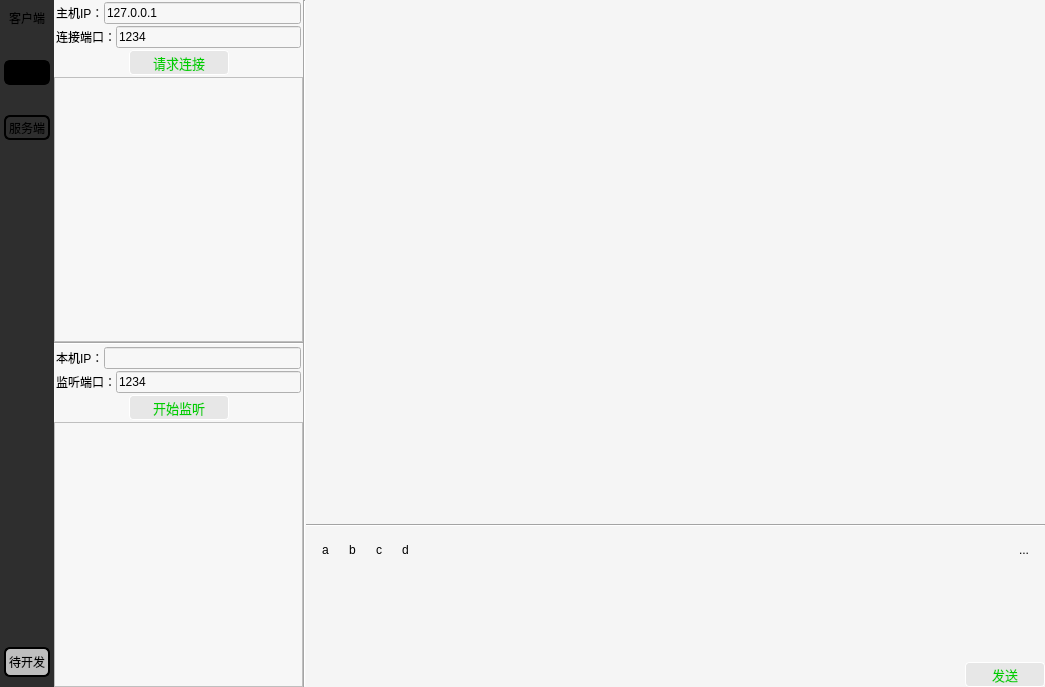
Above: oct-23th/wechat.ui from XiaoBigBro/text before the change. Below: the same form after it.
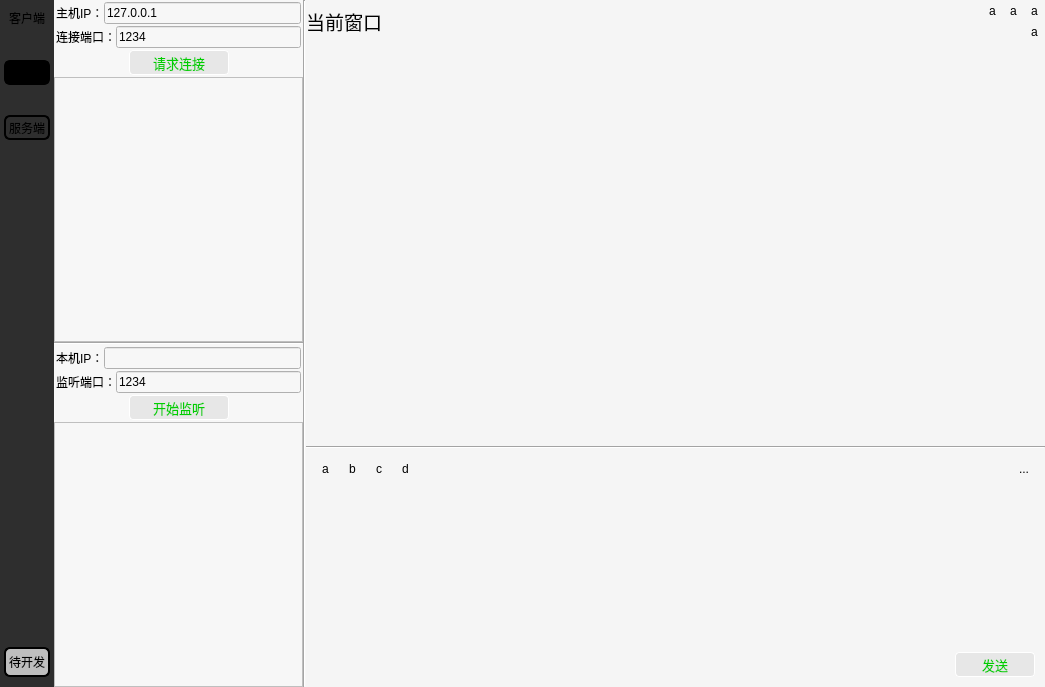
That is the form after the change. Icons and pictures are not drawn.

Commit message: 界面增加当前通讯窗口信息

Diff of the .ui file:
```diff
--- a/oct-23th/wechat.ui
+++ b/oct-23th/wechat.ui
@@ -640,7 +640,7 @@
        </item>
        <item>
         <widget class="QFrame" name="frame">
-         <layout class="QVBoxLayout" name="verticalLayout_5" stretch="0">
+         <layout class="QVBoxLayout" name="verticalLayout_9" stretch="2,10,1,4,1">
           <property name="spacing">
            <number>0</number>
           </property>
@@ -657,21 +657,108 @@
            <number>0</number>
           </property>
           <item>
-           <widget class="QWidget" name="widget_6" native="true">
-            <layout class="QVBoxLayout" name="verticalLayout_4" stretch="36,0,0,6,1">
-             <property name="spacing">
-              <number>3</number>
-             </property>
-             <property name="leftMargin">
-              <number>0</number>
-             </property>
-             <property name="topMargin">
-              <number>0</number>
-             </property>
-             <property name="rightMargin">
-              <number>0</number>
-             </property>
-             <property name="bottomMargin">
+           <layout class="QHBoxLayout" name="horizontalLayout_17">
+            <item>
+             <widget class="QLabel" name="label_5">
+              <property name="font">
+               <font>
+                <pointsize>14</pointsize>
+               </font>
+              </property>
+              <property name="text">
+               <string>当前窗口</string>
+              </property>
+              <property name="textFormat">
+               <enum>Qt::AutoText</enum>
+              </property>
+              <property name="alignment">
+               <set>Qt::AlignCenter</set>
+              </property>
+             </widget>
+            </item>
+            <item>
+             <layout class="QVBoxLayout" name="verticalLayout_4">
+              <item>
+               <layout class="QHBoxLayout" name="horizontalLayout_15">
+                <item>
+                 <spacer name="horizontalSpacer_10">
+                  <property name="orientation">
+                   <enum>Qt::Horizontal</enum>
+                  </property>
+                  <property name="sizeHint" stdset="0">
+                   <size>
+                    <width>40</width>
+                    <height>20</height>
+                   </size>
+                  </property>
+                 </spacer>
+                </item>
+                <item>
+                 <widget class="QToolButton" name="toolButton_27">
+                  <property name="text">
+                   <string>a</string>
+                  </property>
+                  <property name="autoRaise">
+                   <bool>true</bool>
+                  </property>
+                 </widget>
+                </item>
+                <item>
+                 <widget class="QToolButton" name="toolButton_28">
+                  <property name="text">
+                   <string>a</string>
+                  </property>
+                  <property name="autoRaise">
+                   <bool>true</bool>
+                  </property>
+                 </widget>
+                </item>
+                <item>
+                 <widget class="QToolButton" name="toolButton_29">
+                  <property name="text">
+                   <string>a</string>
+                  </property>
+                  <property name="autoRaise">
+                   <bool>true</bool>
+                  </property>
+                 </widget>
+                </item>
+               </layout>
+              </item>
+              <item>
+               <layout class="QHBoxLayout" name="horizontalLayout_16">
+                <item>
+                 <spacer name="horizontalSpacer_9">
+                  <property name="orientation">
+                   <enum>Qt::Horizontal</enum>
+                  </property>
+                  <property name="sizeHint" stdset="0">
+                   <size>
+                    <width>40</width>
+                    <height>20</height>
+                   </size>
+                  </property>
+                 </spacer>
+                </item>
+                <item>
+                 <widget class="QToolButton" name="toolButton_30">
+                  <property name="text">
+                   <string>a</string>
+                  </property>
+                  <property name="autoRaise">
+                   <bool>true</bool>
+                  </property>
+                 </widget>
+                </item>
+               </layout>
+              </item>
+             </layout>
+            </item>
+           </layout>
+          </item>
+          <item>
+           <layout class="QVBoxLayout" name="verticalLayout_5">
+            <property name="spacing">
               <number>0</number>
              </property>
              <item>
@@ -691,6 +778,8 @@
                </property>
               </widget>
              </item>
+           </layout>
+          </item>
              <item>
               <widget class="QFrame" name="frame">
                <property name="frameShape">
@@ -778,6 +867,12 @@
              </item>
              <item>
               <layout class="QHBoxLayout" name="horizontalLayout_6">
+            <property name="rightMargin">
+             <number>10</number>
+            </property>
+            <property name="bottomMargin">
+             <number>10</number>
+            </property>
                <item>
                 <spacer name="horizontalSpacer_4">
                  <property name="orientation">
@@ -839,9 +934,6 @@
                 </widget>
                </item>
               </layout>
-             </item>
-            </layout>
-           </widget>
           </item>
          </layout>
         </widget>
```
Lines whose indentation alone changed are shown as unchanged.
